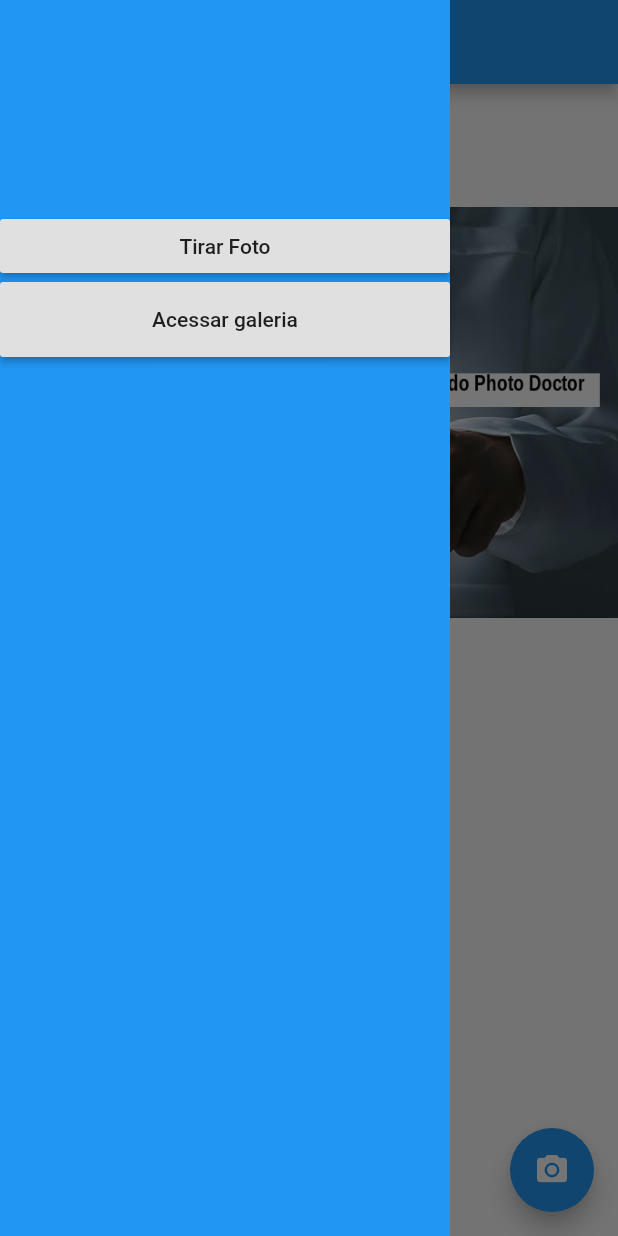
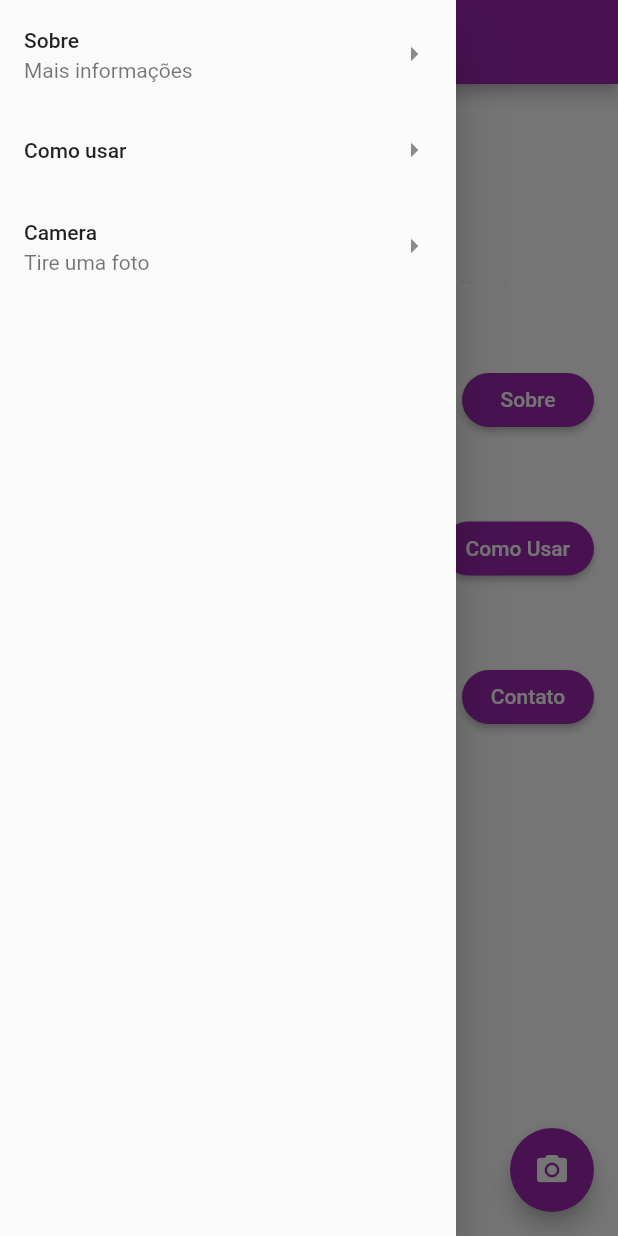
Before and after one commit to yago1404/AppLaccan, a Flutter app: the HomePage screen opened directly, with the side drawer open, on a phone screen of 412 x 824 dp. Run offline on Flutter 3.47's test engine with Material 2 defaults, Android fonts, the phone set to English and light mode, and no system bars.

Commit message:
BETA 0.1.1

```diff
--- a/flutter_training/lib/home_page.dart
+++ b/flutter_training/lib/home_page.dart
@@ -1,24 +1,27 @@
 import 'package:flutter/material.dart';
 import 'package:flutter/rendering.dart';
-import 'package:flutter_training/page2.dart';
+import 'package:photo_doctor/about.dart';
+import 'package:photo_doctor/navigator_drawer.dart';
+import 'package:photo_doctor/page2.dart';
 
 class HomePage extends StatelessWidget {
 
   @override
   Widget build(BuildContext context) {
     return Scaffold(
-
       appBar: AppBar(
+        backgroundColor: Colors.purple,
         title: Text("Photo Doctor"),
         centerTitle: true,
       ),
 
       body: _body(context),
 
-      drawer: _drawer(context),
+      drawer: NavigatorDrawer(),
 
       floatingActionButton: FloatingActionButton(
         child: Icon(Icons.camera_alt),
+        backgroundColor: Colors.purple,
         onPressed: () => _onClickCamera(context),
       ),
 
@@ -34,99 +37,62 @@ _onClickCamera(context) {
 
 }
 
-_drawer(context) {
-  return Container(
-    padding: EdgeInsets.only(top: 80),
-    color: Colors.blue,
-    width: 300,
-    child: _buttonList(context),
-  );
-}
-
-_buttonList(context) {
-  return ListView(
-    children: <Widget>[
-
-      Container(
-        margin: EdgeInsets.only(top : 60),
-        child: RaisedButton(
-
-          padding: EdgeInsets.only(left:0, right: 0),
-          child: Text("Tirar Foto"),
-          onPressed: () => _onClickCamera(context),
-
-
-        ),
-      ),
-
-
-  //      margin: EdgeInsets.only(top: 12),
-      SizedBox(
-        width: 10,
-        height: 50,
-        child: RaisedButton(
-          child: Text("Acessar galeria"),
-          onPressed: (){},
-        ),
-      )
-
-
-    ],
-  );
-}
 
 _body(context) {
   return Container(
-    margin: EdgeInsets.only(top: 20),
+    color: Colors.white,
     child: ListView(
+          children: <Widget>[
+            Image.asset("assets/images/laccan.png"),
 
-          children: <Widget>[
-            Row(
-              mainAxisAlignment: MainAxisAlignment.center,
-              children: <Widget>[
-                Text("Como Usar",
-                  style: TextStyle(
-                    fontWeight: FontWeight.bold,
-                    fontSize: 25,
-                  ),
+
+            Container(
+                margin: EdgeInsets.only(top: 20, bottom: 20),
+                decoration: BoxDecoration(
+                    color: Colors.white
+                ),
+                child:  ListTile(
+                  title: Text("Sobre"),
+                  subtitle: Text("Saiba mais sobre o projeto do Photo Doctor e sobre seus idealizadores"),
+                  trailing: _buildButton("Sobre", (){Navigator.push(context, MaterialPageRoute(builder: (context) => About()));}),
                 )
-              ],
+            ),
+            Container(
+                margin: EdgeInsets.only(top: 20, bottom: 20),
+                decoration: BoxDecoration(
+                    color: Colors.white
+                ),
+                child:  ListTile(
+                  title: Text("Como usar"),
+                  subtitle: Text("Saiba como usar o Photo Doctor para auxiliar no diagnostico de leximaniose"),
+                  trailing: _buildButton("Como Usar", (){}),
+                )
+            ),
+            Container(
+                margin: EdgeInsets.only(top: 20, bottom: 20),
+                decoration: BoxDecoration(
+                    color: Colors.white
+                ),
+                child:  ListTile(
+                  title: Text("Contato"),
+                  subtitle: Text("Entre em contato conosco para sujestões e dúvidas sobre o aplicativo"),
+                  trailing: _buildButton("Contato", (){}),
+                )
             ),
 
-            _pageView(),
-
-            Column(
-              children: <Widget>[
-                _buildButton("Tirar Foto",() => _onClickCamera(context)),
-
-                _buildButton("Usar Galeria",(){}),
-              ],
-            )
 
           ],
         ),
     );
 }
 
-_pageView() {
-
-  return Container(
-    margin: EdgeInsets.only(top : 20, bottom: 20),
-    height: 300,
-    child: PageView(
-      children: [
-        Image.asset("assets/images/imagem1.png",),
-        Image.asset("assets/images/imagem2.png",),
-        Image.asset("assets/images/imagem3.png",),
-        Image.asset("assets/images/imagem4.png",),
-      ],
-    ),
-  );
-}
 
 _buildButton(String buttonString, Function buttonFunction) {
   return RaisedButton(
-    color: Colors.blue,
+    shape: RoundedRectangleBorder(
+      borderRadius: BorderRadius.circular(18.5)
+    ),
+    color: Colors.purple,
     onPressed: buttonFunction,
     child: Text(buttonString, style: TextStyle(color: Colors.white),),
   );
--- a/flutter_training/lib/main.dart
+++ b/flutter_training/lib/main.dart
@@ -1,5 +1,5 @@
 import 'package:flutter/material.dart';
-import 'home_page.dart';
+import 'package:photo_doctor/wellcome.dart';
 
 void main() => runApp(MyApp());
 
@@ -9,7 +9,7 @@ class MyApp extends StatelessWidget {
   Widget build(BuildContext context) {
     return MaterialApp(
       debugShowCheckedModeBanner: false,
-      home: HomePage(),
+      home: Welcome(),
     );
   }
 }
--- /dev/null
+++ b/flutter_training/lib/navigator_drawer.dart
@@ -0,0 +1,36 @@
+
+import 'package:flutter/material.dart';
+import 'package:photo_doctor/about.dart';
+
+class NavigatorDrawer extends StatelessWidget {
+  @override
+  Widget build(BuildContext context) {
+    return SafeArea(
+      child: Drawer(
+        child: ListView(
+          children: <Widget>[
+            ListTile(
+              title: Text("Sobre"),
+              subtitle: Text("Mais informações"),
+              trailing: Icon(Icons.arrow_right),
+              onTap: (){
+                Navigator.push(context, MaterialPageRoute(builder: (context) => About()));
+                },
+            ),
+            ListTile(
+              title: Text("Como usar"),
+              trailing: Icon(Icons.arrow_right),
+              onTap: (){},
+            ),
+            ListTile(
+              title: Text("Camera"),
+              subtitle: Text("Tire uma foto"),
+              trailing: Icon(Icons.arrow_right),
+              onTap: (){},
+            )
+          ],
+        ),
+      ),
+    );
+  }
+}
--- a/flutter_training/lib/page2.dart
+++ b/flutter_training/lib/page2.dart
@@ -4,9 +4,9 @@ class Page2 extends StatelessWidget{
 
   @override
   Widget build(BuildContext context) {
-    // TODO: implement build
     return Scaffold(
       appBar: AppBar(
+        backgroundColor: Colors.purple,
         title: Text("Resultados"),
       ),
     );
--- a/flutter_training/pubspec.yaml
+++ b/flutter_training/pubspec.yaml
@@ -1,5 +1,5 @@
-name: flutter_training
-description: A flutter aplication to training
+name: photo_doctor
+description: A new Flutter application.
 
 # The following defines the version and build number for your application.
 # A version number is three numbers separated by dots, like 1.2.43
```
Also changed, not shown: flutter_training/lib/about.dart (added, +24 -0 lines), flutter_training/lib/wellcome.dart (added, +32 -0 lines), flutter_training/assets/images/laccan.png (added), flutter_training/pubspec.lock, 17 other files.
